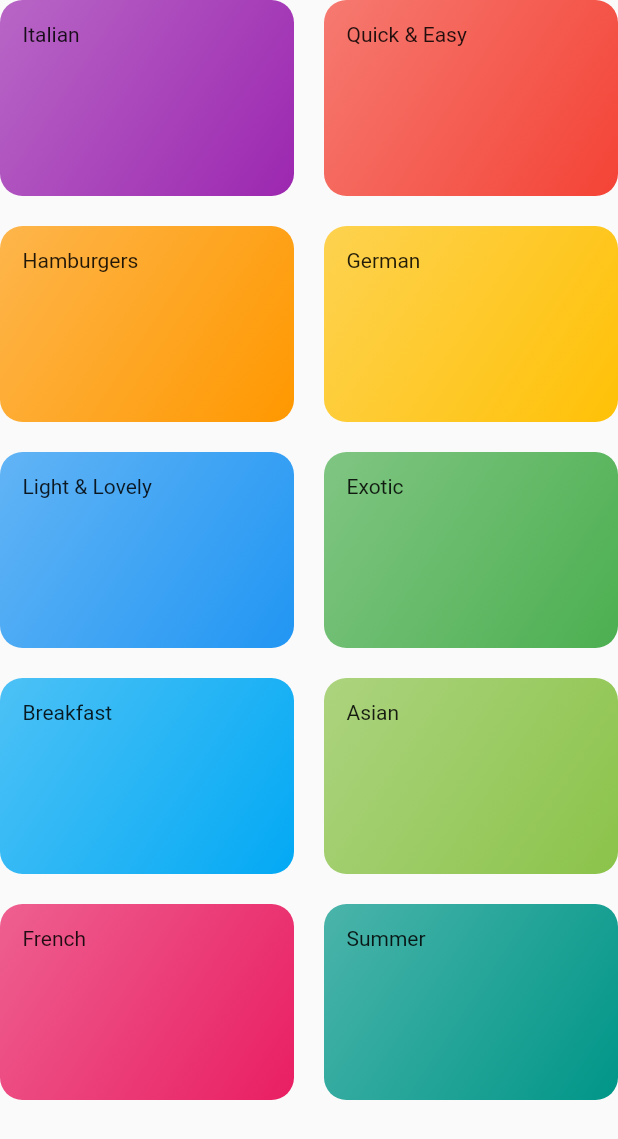
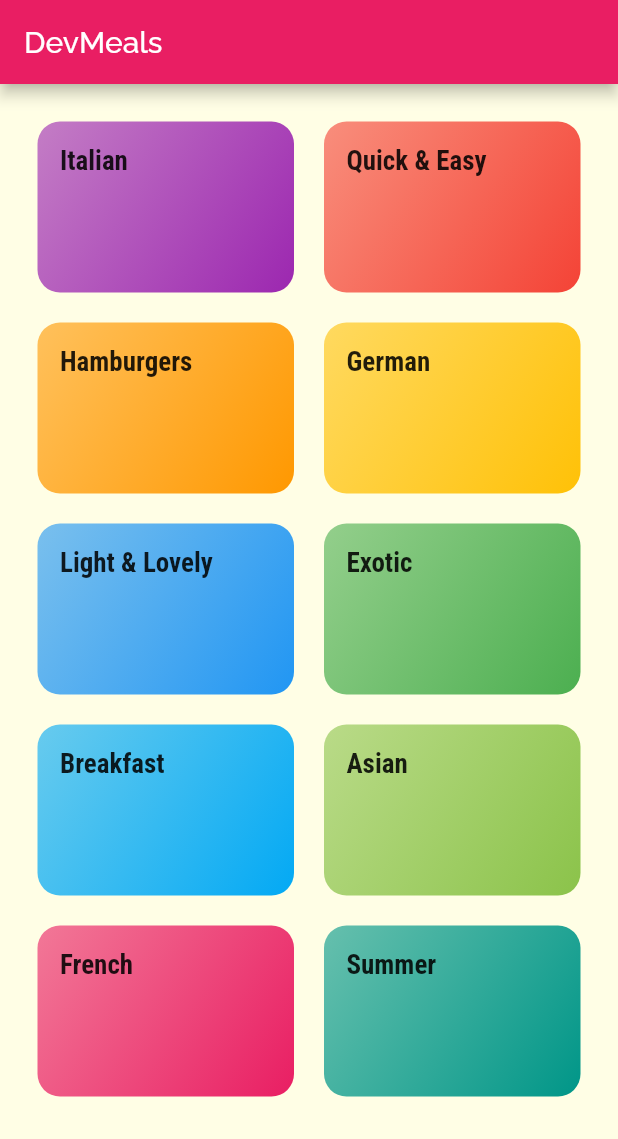
Before and after one commit to gm1357/dev_meals, a Flutter app: the screen it shows after launch, on a phone screen of 412 x 824 dp. Shown: the top 1139 px of the screen. Run offline on Flutter 3.47's test engine with Material 2 defaults, Android fonts, the phone set to English and light mode, and no system bars.

Commit message:
Adicionado fonts e estilizado screen de categorias

```diff
--- a/lib/categories_screen.dart
+++ b/lib/categories_screen.dart
@@ -7,7 +7,11 @@ class CategoriesScreen extends StatelessWidget {
   @override
   Widget build(BuildContext context) {
     return Scaffold(
+      appBar: AppBar(
+        title: Text('DevMeals'),
+      ),
       body: GridView(
+        padding: const EdgeInsets.all(25),
         children: DUMMY_CATEGORIES
             .map((category) => CategoryItem(category.title, category.color))
             .toList(),
--- a/lib/category_item.dart
+++ b/lib/category_item.dart
@@ -10,11 +10,14 @@ class CategoryItem extends StatelessWidget {
   Widget build(BuildContext context) {
     return Container(
       padding: const EdgeInsets.all(15),
-      child: Text(title),
+      child: Text(
+        title,
+        style: Theme.of(context).textTheme.title,
+      ),
       decoration: BoxDecoration(
         gradient: LinearGradient(
           colors: [
-            color.withOpacity(0.7),
+            color.withOpacity(0.6),
             color,
           ],
           begin: Alignment.topLeft,
--- a/lib/main.dart
+++ b/lib/main.dart
@@ -9,7 +9,23 @@ class MyApp extends StatelessWidget {
     return MaterialApp(
       title: 'DevMeals',
       theme: ThemeData(
-        primarySwatch: Colors.blue,
+        primarySwatch: Colors.pink,
+        accentColor: Colors.amber,
+        canvasColor: Color.fromRGBO(255, 254, 229, 1),
+        fontFamily: 'Raleway',
+        textTheme: ThemeData.light().textTheme.copyWith(
+              body1: TextStyle(
+                color: Color.fromRGBO(20, 51, 51, 1),
+              ),
+              body2: TextStyle(
+                color: Color.fromRGBO(20, 51, 51, 1),
+              ),
+              title: TextStyle(
+                fontSize: 18,
+                fontFamily: 'RobotoCondensed',
+                fontWeight: FontWeight.bold,
+              ),
+            ),
       ),
       home: CategoriesScreen(),
     );
```
Also changed, not shown: pubspec.yaml (+17 -11 lines), assets/fonts/Raleway-Black.ttf (added), assets/fonts/Raleway-Bold.ttf (added), assets/fonts/Raleway-Regular.ttf (added), assets/fonts/RobotoCondensed-Bold.ttf (added), assets/fonts/RobotoCondensed-Italic.ttf (added), assets/fonts/RobotoCondensed-Light.ttf (added), assets/fonts/RobotoCondensed-Regular.ttf (added).
